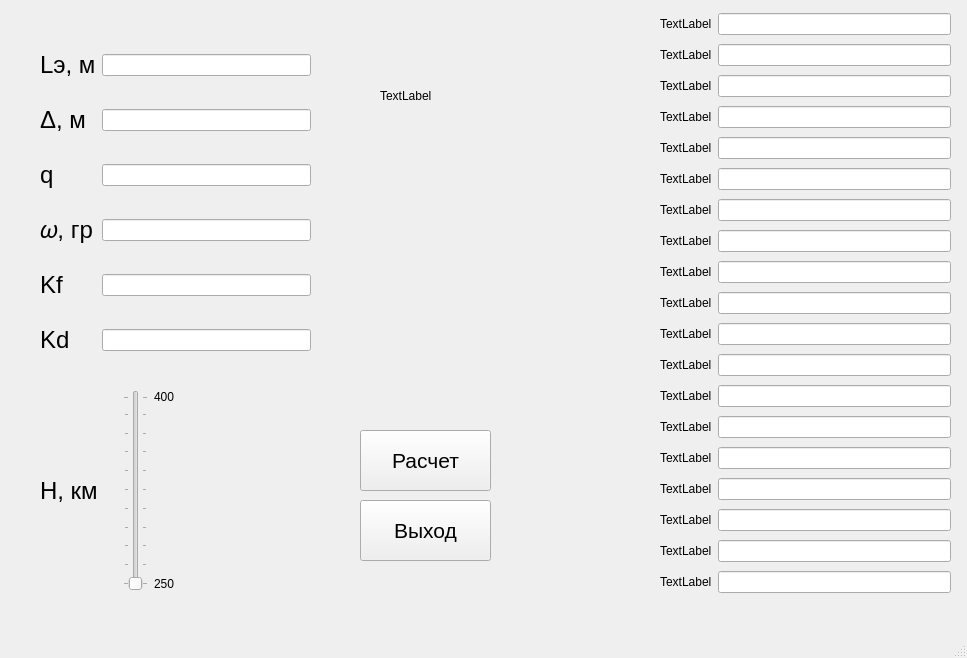
Old version of the form mainwindow.ui in the repository VladimirSmetana/FirstPart_KR.
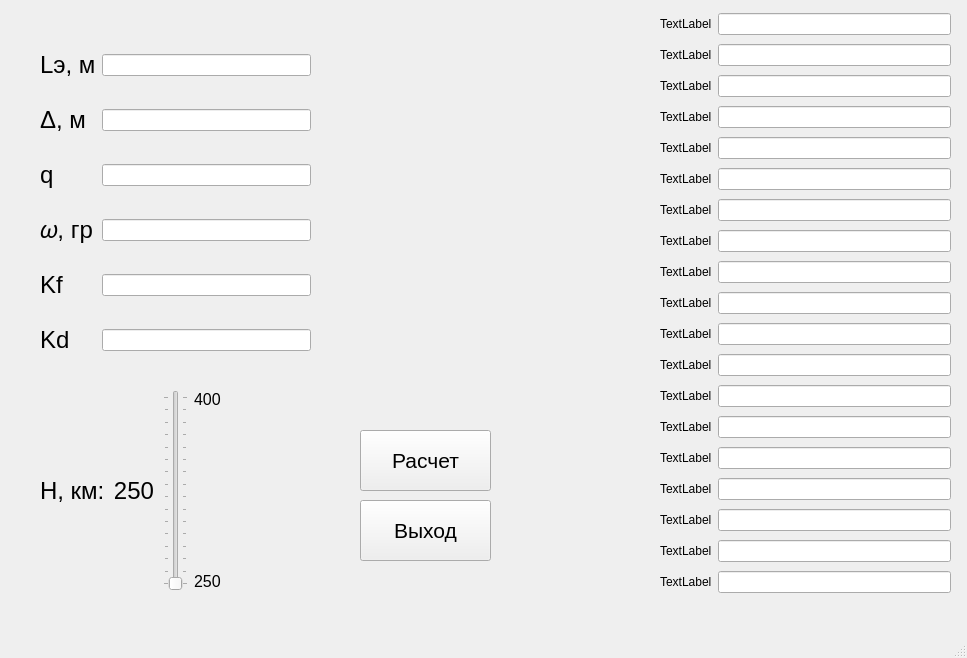
New version of the form. Icons and pictures are not drawn.

What changed in the file:
```diff
--- a/mainwindow.ui
+++ b/mainwindow.ui
@@ -124,13 +124,19 @@
      <rect>
       <x>40</x>
       <y>390</y>
-      <width>191</width>
+      <width>271</width>
       <height>201</height>
      </rect>
     </property>
     <layout class="QGridLayout" name="gridLayout_2">
      <item row="0" column="1">
       <widget class="QSlider" name="verticalSlider">
+       <property name="minimum">
+        <number>250</number>
+       </property>
+       <property name="maximum">
+        <number>400</number>
+       </property>
        <property name="orientation">
         <enum>Qt::Vertical</enum>
        </property>
@@ -164,14 +170,22 @@
             </font>
            </property>
            <property name="text">
-            <string>H, км</string>
+            <string>H, км:</string>
            </property>
           </widget>
          </item>
          <item>
           <widget class="QLabel" name="Hlabel">
+           <property name="font">
+            <font>
+             <pointsize>18</pointsize>
+            </font>
+           </property>
            <property name="text">
-            <string/>
+            <string>250</string>
+           </property>
+           <property name="alignment">
+            <set>Qt::AlignCenter</set>
            </property>
           </widget>
          </item>
@@ -196,6 +210,11 @@
       <layout class="QVBoxLayout" name="verticalLayout_2">
        <item>
         <widget class="QLabel" name="label_28">
+         <property name="font">
+          <font>
+           <pointsize>12</pointsize>
+          </font>
+         </property>
          <property name="text">
           <string>400</string>
          </property>
@@ -216,6 +235,11 @@
        </item>
        <item>
         <widget class="QLabel" name="label_29">
+         <property name="font">
+          <font>
+           <pointsize>12</pointsize>
+          </font>
+         </property>
          <property name="text">
           <string>250</string>
          </property>
@@ -261,22 +285,6 @@
      <string>Выход</string>
     </property>
    </widget>
-   <widget class="QLabel" name="label_8">
-    <property name="geometry">
-     <rect>
-      <x>380</x>
-      <y>40</y>
-      <width>291</width>
-      <height>111</height>
-     </rect>
-    </property>
-    <property name="styleSheet">
-     <string notr="true">background-image: url(1.png);</string>
-    </property>
-    <property name="text">
-     <string>TextLabel</string>
-    </property>
-   </widget>
    <widget class="QWidget" name="gridLayoutWidget_3">
     <property name="geometry">
      <rect>
@@ -479,6 +487,23 @@
      </item>
     </layout>
    </widget>
+   <widget class="QLabel" name="label_30">
+    <property name="geometry">
+     <rect>
+      <x>340</x>
+      <y>30</y>
+      <width>261</width>
+      <height>171</height>
+     </rect>
+    </property>
+    <property name="styleSheet">
+     <string notr="true">image: url(images/BG.jpg);
+</string>
+    </property>
+    <property name="text">
+     <string/>
+    </property>
+   </widget>
   </widget>
   <widget class="QMenuBar" name="menubar">
    <property name="geometry">
```
